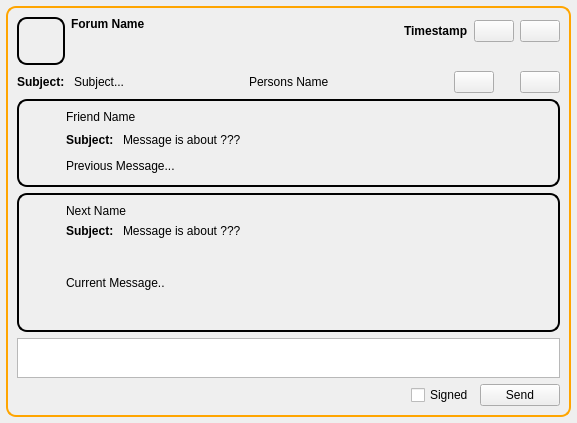
First picture: the form in retroshare-gui/src/gui/feeds/ForumMsgItem.ui, repository RetroShare/RetroShare, before the edit.
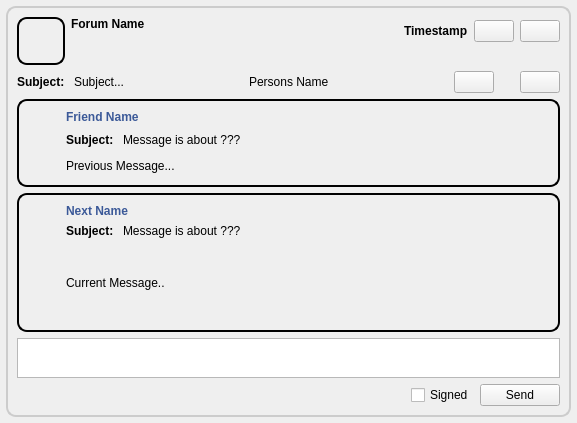
Second picture: the form after the edit. Icons and pictures are not drawn.

Commit message: changed the stylesheets of ForumMsgItem

Patch:
```diff
--- a/retroshare-gui/src/gui/feeds/ForumMsgItem.ui
+++ b/retroshare-gui/src/gui/feeds/ForumMsgItem.ui
@@ -26,9 +26,9 @@
       </sizepolicy>
      </property>
      <property name="styleSheet">
-      <string notr="true">QFrame#frame_3{border: 2px solid orange;
+      <string notr="true">QFrame#frame_3{border: 2px solid #CCCCCC;
 background: qlineargradient(x1: 0, y1: 0, x2: 0, y2: 1,
-                                     stop: 0 #F7B552, stop: 1 #FB8428);
+                                     stop: 0 #EEEEEE, stop: 1 #CCCCCC);
 border-radius: 10px}</string>
      </property>
      <property name="frameShape">
@@ -340,6 +340,15 @@
          </item>
          <item row="0" column="1">
           <widget class="QLabel" name="namelabel">
+           <property name="font">
+            <font>
+             <weight>75</weight>
+             <bold>true</bold>
+            </font>
+           </property>
+           <property name="styleSheet">
+            <string notr="true">color: rgb(59, 89, 152);</string>
+           </property>
            <property name="text">
             <string>Friend Name</string>
            </property>
@@ -489,6 +498,15 @@
          </item>
          <item row="0" column="2">
           <widget class="QLabel" name="nextnamelabel">
+           <property name="font">
+            <font>
+             <weight>75</weight>
+             <bold>true</bold>
+            </font>
+           </property>
+           <property name="styleSheet">
+            <string notr="true">color: rgb(59, 89, 152);</string>
+           </property>
            <property name="text">
             <string>Next Name</string>
            </property>
```
Left out of the diff: 2 changed lines with no effect on the pictures.
